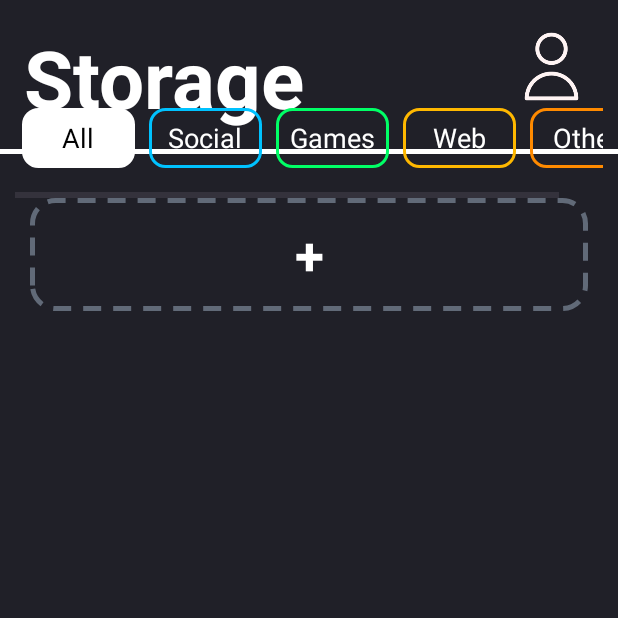
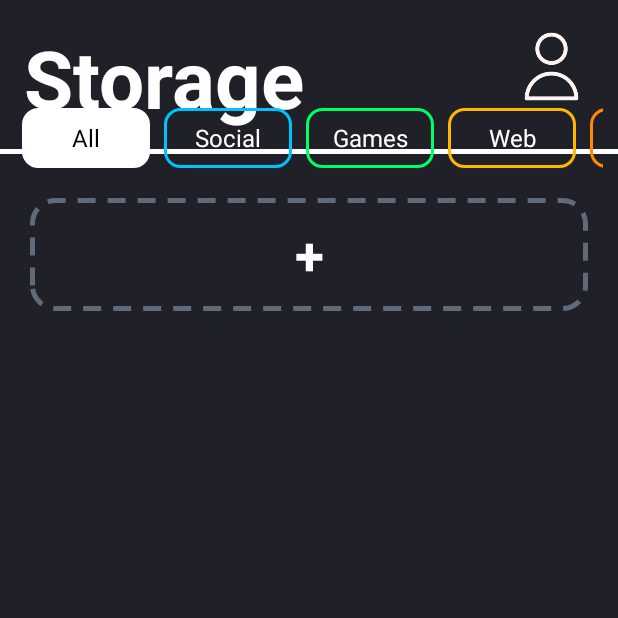
Before and after one commit to RiseGhost/PassWord_Storage, an Android app: the HomePage screen opened directly, with no data from a screen before it, on a phone screen of 412 x 824 dp, the top half of it. Run offline under Robolectric (Android 15) with nearby library versions, the phone set to English and light mode, and no system bars; our stand-ins replace Room's generated code.

```diff
--- a/app/src/main/AndroidManifest.xml
+++ b/app/src/main/AndroidManifest.xml
@@ -6,9 +6,9 @@
         android:allowBackup="true"
         android:dataExtractionRules="@xml/data_extraction_rules"
         android:fullBackupContent="@xml/backup_rules"
-        android:icon="@mipmap/ic_launcher"
+        android:icon="@drawable/icon"
         android:label="@string/app_name"
-        android:roundIcon="@mipmap/ic_launcher_round"
+        android:roundIcon="@drawable/icon"
         android:supportsRtl="true"
         android:theme="@style/Theme.PasswordStorage"
         tools:targetApi="31">
--- a/app/src/main/java/com/example/passwordstorage/HomePage.java
+++ b/app/src/main/java/com/example/passwordstorage/HomePage.java
@@ -28,19 +28,8 @@ public class HomePage extends AppCompatActivity {
     protected void onCreate(Bundle savedInstanceState) {
         super.onCreate(savedInstanceState);
         setContentView(R.layout.activity_home_page);
-        ListView listView = findViewById(R.id.list);
         secretKey = new SecuryCifra(getApplicationContext()).getSecretKey();
         ivParam = new SecuryCifra(getApplicationContext()).getIvParam();
-        /*try {
-
-            String str = "Cona <3";
-            byte[] c = Cifra(str.getBytes(StandardCharsets.US_ASCII));
-            byte[] d = Decifra(c);
-            Toast.makeText(this, new String(c,StandardCharsets.US_ASCII),Toast.LENGTH_SHORT).show();
-            Toast.makeText(this,new String(d,StandardCharsets.US_ASCII),Toast.LENGTH_SHORT).show();
-        } catch (Exception e) {
-            Log.e("Cifra",e.getMessage());
-        }*/
         new DB();
     }
 
--- a/app/src/main/java/com/example/passwordstorage/MainActivity.java
+++ b/app/src/main/java/com/example/passwordstorage/MainActivity.java
@@ -25,7 +25,6 @@ public class MainActivity extends AppCompatActivity {
                 startActivity(new Intent(this, Login.class));
                 finish();
             }
-            Toast.makeText(MainActivity.this,pass,Toast.LENGTH_SHORT).show();
             findViewById(R.id.Next).setOnClickListener((event) -> {
                 Intent intent = new Intent(MainActivity.this, Login.class);
                 startActivity(intent);
--- a/app/src/main/java/com/example/passwordstorage/SecuryCifra.java
+++ b/app/src/main/java/com/example/passwordstorage/SecuryCifra.java
@@ -5,6 +5,7 @@ import android.content.SharedPreferences;
 
 import java.security.InvalidAlgorithmParameterException;
 import java.security.InvalidKeyException;
+import java.security.MessageDigest;
 import java.security.NoSuchAlgorithmException;
 import java.util.Base64;
 
@@ -20,11 +21,14 @@ public class SecuryCifra {
     SecretKey secretKey;
     IvParameterSpec ivParam;
     public SecuryCifra(Context context){
-        SharedPreferences sharedPreferences = context.getSharedPreferences("cipher",0);
-        String sk = sharedPreferences.getString("secretkey","");
-        String iv = sharedPreferences.getString("iv","");
-        secretKey = new SecretKeySpec(Base64.getDecoder().decode(sk),"AES");
-        ivParam = new IvParameterSpec(Base64.getDecoder().decode(iv));
+        try{
+            SharedPreferences sharedPreferences = context.getSharedPreferences("cipher",0);
+            String sk = sharedPreferences.getString("secretkey","");
+            String iv = sharedPreferences.getString("iv","");
+            secretKey = new SecretKeySpec(Base64.getDecoder().decode(sk),"AES");
+            ivParam = new IvParameterSpec(Base64.getDecoder().decode(iv));
+        }   catch (Exception e){
+        }
     }
 
     public SecretKey getSecretKey(){return secretKey;}
@@ -41,4 +45,10 @@ public class SecuryCifra {
         cipher.init(Cipher.DECRYPT_MODE,secretKey,ivParam);
         return cipher.doFinal(x);
     }
+
+    public String StringToHash(String str) throws NoSuchAlgorithmException {
+        MessageDigest messageDigest = MessageDigest.getInstance("SHA-512");
+        messageDigest.update(str.getBytes());
+        return new String(messageDigest.digest());
+    }
 }
--- a/app/src/main/java/com/example/passwordstorage/XMLElements/Catgory_BTN.java
+++ b/app/src/main/java/com/example/passwordstorage/XMLElements/Catgory_BTN.java
@@ -45,7 +45,7 @@ public class Catgory_BTN extends androidx.appcompat.widget.AppCompatRadioButton
         if (getText().toString().equals(""))    setText("Category");
         setTextColor(Color.WHITE);
         setStyle(getText().toString(),false);
-        setTextSize(18);
+        setTextSize(16);
         setGravity(Gravity.CENTER);
         setOnCheckedChangeListener((buttonView, isChecked) -> {
             setStyle(getText().toString(),isChecked);
--- a/app/src/main/res/drawable/radio_category_all.xml
+++ b/app/src/main/res/drawable/radio_category_all.xml
@@ -11,7 +11,7 @@
                 android:left="2dp"
                 android:top="2dp"
                 android:bottom="2dp"></padding>
-            <size android:width="75dp" android:height="40dp"></size>
+            <size android:width="85dp" android:height="40dp"></size>
         </shape>
     </item>
 </layer-list>
--- a/app/src/main/res/drawable/radio_category_all_select.xml
+++ b/app/src/main/res/drawable/radio_category_all_select.xml
@@ -12,7 +12,7 @@
                 android:left="2dp"
                 android:top="2dp"
                 android:bottom="2dp"></padding>
-            <size android:width="75dp" android:height="40dp"></size>
+            <size android:width="85dp" android:height="40dp"></size>
         </shape>
     </item>
 </layer-list>
--- a/app/src/main/res/drawable/radio_category_games.xml
+++ b/app/src/main/res/drawable/radio_category_games.xml
@@ -11,7 +11,7 @@
                 android:left="2dp"
                 android:top="2dp"
                 android:bottom="2dp"></padding>
-            <size android:width="75dp" android:height="40dp"></size>
+            <size android:width="85dp" android:height="40dp"></size>
         </shape>
     </item>
 </layer-list>
--- a/app/src/main/res/drawable/radio_category_games_select.xml
+++ b/app/src/main/res/drawable/radio_category_games_select.xml
@@ -12,7 +12,7 @@
                 android:left="2dp"
                 android:top="2dp"
                 android:bottom="2dp"></padding>
-            <size android:width="75dp" android:height="40dp"></size>
+            <size android:width="85dp" android:height="40dp"></size>
         </shape>
     </item>
 </layer-list>
--- a/app/src/main/res/drawable/radio_category_other.xml
+++ b/app/src/main/res/drawable/radio_category_other.xml
@@ -11,7 +11,7 @@
                 android:left="2dp"
                 android:top="2dp"
                 android:bottom="2dp"></padding>
-            <size android:width="75dp" android:height="40dp"></size>
+            <size android:width="85dp" android:height="40dp"></size>
         </shape>
     </item>
 </layer-list>
--- a/app/src/main/res/drawable/radio_category_other_select.xml
+++ b/app/src/main/res/drawable/radio_category_other_select.xml
@@ -12,7 +12,7 @@
                 android:left="2dp"
                 android:top="2dp"
                 android:bottom="2dp"></padding>
-            <size android:width="75dp" android:height="40dp"></size>
+            <size android:width="85dp" android:height="40dp"></size>
         </shape>
     </item>
 </layer-list>
--- a/app/src/main/res/drawable/radio_category_social.xml
+++ b/app/src/main/res/drawable/radio_category_social.xml
@@ -11,7 +11,7 @@
                 android:left="2dp"
                 android:top="2dp"
                 android:bottom="2dp"></padding>
-            <size android:width="75dp" android:height="40dp"></size>
+            <size android:width="85dp" android:height="40dp"></size>
         </shape>
     </item>
 </layer-list>
--- a/app/src/main/res/drawable/radio_category_social_select.xml
+++ b/app/src/main/res/drawable/radio_category_social_select.xml
@@ -12,7 +12,7 @@
                 android:left="2dp"
                 android:top="2dp"
                 android:bottom="2dp"></padding>
-            <size android:width="75dp" android:height="40dp"></size>
+            <size android:width="85dp" android:height="40dp"></size>
         </shape>
     </item>
 </layer-list>
--- a/app/src/main/res/drawable/radio_category_web.xml
+++ b/app/src/main/res/drawable/radio_category_web.xml
@@ -11,7 +11,7 @@
                 android:left="2dp"
                 android:top="2dp"
                 android:bottom="2dp"></padding>
-            <size android:width="75dp" android:height="40dp"></size>
+            <size android:width="85dp" android:height="40dp"></size>
         </shape>
     </item>
 </layer-list>
--- a/app/src/main/res/drawable/radio_category_web_select.xml
+++ b/app/src/main/res/drawable/radio_category_web_select.xml
@@ -12,7 +12,7 @@
                 android:left="2dp"
                 android:top="2dp"
                 android:bottom="2dp"></padding>
-            <size android:width="75dp" android:height="40dp"></size>
+            <size android:width="85dp" android:height="40dp"></size>
         </shape>
     </item>
 </layer-list>
--- a/app/src/main/res/layout/activity_home_page.xml
+++ b/app/src/main/res/layout/activity_home_page.xml
@@ -64,7 +64,8 @@
         tools:layout_editor_absoluteX="1dp"
         android:layout_marginRight="10dp"
         android:layout_marginLeft="10dp"
-        android:foregroundGravity="center_vertical">
+        android:foregroundGravity="center_vertical"
+        android:scrollbars="none">
 
         <LinearLayout
             android:layout_width="wrap_content"
```
Also changed, not shown: app/src/main/java/com/example/passwordstorage/Login.java (+16 -6 lines), app/src/main/res/drawable/icon.png (added).
